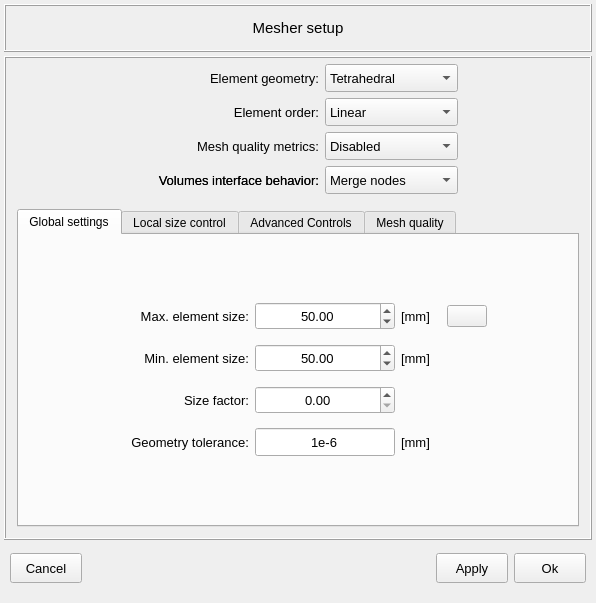
MOPT-UFSC/VIBRA, file vibra/interface/data/ui_files/model/general/mesher_setup_inputs.ui: the form before one commit.
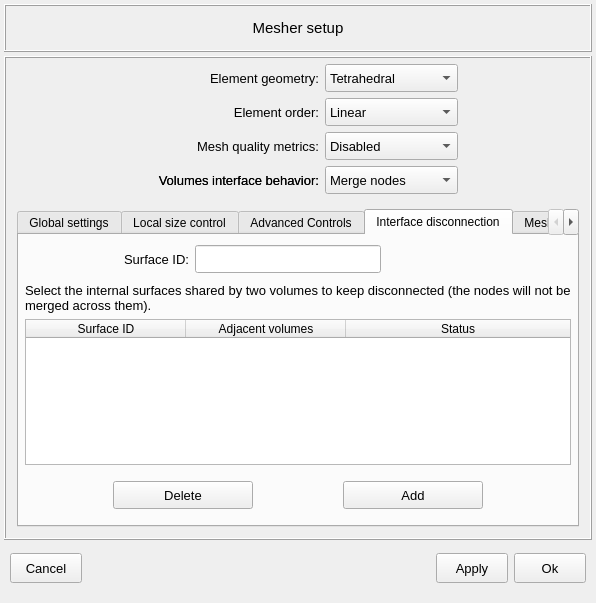
The form after the commit. The open tabs and pages were chosen to show the change. Icons and pictures are not drawn.

The edit to the form file:
```diff
--- a/vibra/interface/data/ui_files/model/general/mesher_setup_inputs.ui
+++ b/vibra/interface/data/ui_files/model/general/mesher_setup_inputs.ui
@@ -1674,6 +1674,267 @@
              </item>
             </layout>
            </widget>
+           <widget class="QWidget" name="tab_disconnected_surfaces">
+            <property name="enabled">
+             <bool>true</bool>
+            </property>
+            <attribute name="title">
+             <string>Interface disconnection</string>
+            </attribute>
+            <layout class="QGridLayout" name="gridLayout_18">
+             <property name="leftMargin">
+              <number>6</number>
+             </property>
+             <property name="topMargin">
+              <number>6</number>
+             </property>
+             <property name="rightMargin">
+              <number>6</number>
+             </property>
+             <property name="bottomMargin">
+              <number>6</number>
+             </property>
+             <item row="0" column="1">
+              <widget class="QFrame" name="frame_14">
+               <property name="frameShape">
+                <enum>QFrame::Shape::NoFrame</enum>
+               </property>
+               <property name="frameShadow">
+                <enum>QFrame::Shadow::Raised</enum>
+               </property>
+               <layout class="QGridLayout" name="gridLayout_19">
+                <property name="leftMargin">
+                 <number>4</number>
+                </property>
+                <property name="topMargin">
+                 <number>4</number>
+                </property>
+                <property name="rightMargin">
+                 <number>4</number>
+                </property>
+                <property name="bottomMargin">
+                 <number>4</number>
+                </property>
+                <property name="horizontalSpacing">
+                 <number>6</number>
+                </property>
+                <item row="0" column="0">
+                 <widget class="QLabel" name="label_disconnected_surface_id">
+                  <property name="minimumSize">
+                   <size>
+                    <width>160</width>
+                    <height>20</height>
+                   </size>
+                  </property>
+                  <property name="maximumSize">
+                   <size>
+                    <width>16777215</width>
+                    <height>160</height>
+                   </size>
+                  </property>
+                  <property name="font">
+                   <font>
+                    <pointsize>10</pointsize>
+                   </font>
+                  </property>
+                  <property name="text">
+                   <string>Surface ID:</string>
+                  </property>
+                  <property name="alignment">
+                   <set>Qt::AlignmentFlag::AlignRight|Qt::AlignmentFlag::AlignTrailing|Qt::AlignmentFlag::AlignVCenter</set>
+                  </property>
+                 </widget>
+                </item>
+                <item row="0" column="1">
+                 <widget class="QLineEdit" name="lineEdit_disconnected_surface_id">
+                  <property name="minimumSize">
+                   <size>
+                    <width>0</width>
+                    <height>28</height>
+                   </size>
+                  </property>
+                  <property name="maximumSize">
+                   <size>
+                    <width>200</width>
+                    <height>16777215</height>
+                   </size>
+                  </property>
+                  <property name="font">
+                   <font>
+                    <pointsize>10</pointsize>
+                   </font>
+                  </property>
+                  <property name="text">
+                   <string/>
+                  </property>
+                  <property name="alignment">
+                   <set>Qt::AlignmentFlag::AlignCenter</set>
+                  </property>
+                 </widget>
+                </item>
+                <item row="0" column="2">
+                 <spacer name="horizontalSpacer_18">
+                  <property name="orientation">
+                   <enum>Qt::Orientation::Horizontal</enum>
+                  </property>
+                  <property name="sizeHint" stdset="0">
+                   <size>
+                    <width>40</width>
+                    <height>20</height>
+                   </size>
+                  </property>
+                 </spacer>
+                </item>
+               </layout>
+              </widget>
+             </item>
+             <item row="2" column="1">
+              <widget class="QTableWidget" name="tableWidget_disconnected_surfaces_data">
+               <property name="maximumSize">
+                <size>
+                 <width>16777215</width>
+                 <height>16777215</height>
+                </size>
+               </property>
+               <property name="selectionBehavior">
+                <enum>QAbstractItemView::SelectionBehavior::SelectRows</enum>
+               </property>
+               <property name="showGrid">
+                <bool>false</bool>
+               </property>
+               <attribute name="horizontalHeaderDefaultSectionSize">
+                <number>160</number>
+               </attribute>
+               <attribute name="horizontalHeaderStretchLastSection">
+                <bool>true</bool>
+               </attribute>
+               <attribute name="verticalHeaderVisible">
+                <bool>false</bool>
+               </attribute>
+               <column>
+                <property name="text">
+                 <string>Surface ID</string>
+                </property>
+               </column>
+               <column>
+                <property name="text">
+                 <string>Adjacent volumes</string>
+                </property>
+               </column>
+               <column>
+                <property name="text">
+                 <string>Status</string>
+                </property>
+               </column>
+              </widget>
+             </item>
+             <item row="3" column="1">
+              <widget class="QFrame" name="frame_15">
+               <property name="minimumSize">
+                <size>
+                 <width>0</width>
+                 <height>48</height>
+                </size>
+               </property>
+               <property name="frameShape">
+                <enum>QFrame::Shape::NoFrame</enum>
+               </property>
+               <property name="frameShadow">
+                <enum>QFrame::Shadow::Raised</enum>
+               </property>
+               <layout class="QGridLayout" name="gridLayout_20">
+                <property name="leftMargin">
+                 <number>4</number>
+                </property>
+                <property name="topMargin">
+                 <number>4</number>
+                </property>
+                <property name="rightMargin">
+                 <number>4</number>
+                </property>
+                <property name="bottomMargin">
+                 <number>4</number>
+                </property>
+                <item row="0" column="1">
+                 <widget class="QPushButton" name="pushButton_add_disconnected_surface">
+                  <property name="minimumSize">
+                   <size>
+                    <width>68</width>
+                    <height>28</height>
+                   </size>
+                  </property>
+                  <property name="maximumSize">
+                   <size>
+                    <width>140</width>
+                    <height>16777215</height>
+                   </size>
+                  </property>
+                  <property name="font">
+                   <font>
+                    <pointsize>10</pointsize>
+                   </font>
+                  </property>
+                  <property name="text">
+                   <string>Add</string>
+                  </property>
+                  <property name="autoDefault">
+                   <bool>false</bool>
+                  </property>
+                 </widget>
+                </item>
+                <item row="0" column="0">
+                 <widget class="QPushButton" name="pushButton_delete_disconnected_surface">
+                  <property name="minimumSize">
+                   <size>
+                    <width>68</width>
+                    <height>28</height>
+                   </size>
+                  </property>
+                  <property name="maximumSize">
+                   <size>
+                    <width>140</width>
+                    <height>16777215</height>
+                   </size>
+                  </property>
+                  <property name="font">
+                   <font>
+                    <pointsize>10</pointsize>
+                   </font>
+                  </property>
+                  <property name="text">
+                   <string>Delete</string>
+                  </property>
+                  <property name="autoDefault">
+                   <bool>false</bool>
+                  </property>
+                 </widget>
+                </item>
+               </layout>
+              </widget>
+             </item>
+             <item row="1" column="1">
+              <widget class="QLabel" name="label_disconnected_surfaces_hint">
+               <property name="minimumSize">
+                <size>
+                 <width>0</width>
+                 <height>20</height>
+                </size>
+               </property>
+               <property name="font">
+                <font>
+                 <pointsize>10</pointsize>
+                </font>
+               </property>
+               <property name="text">
+                <string>Select the internal surfaces shared by two volumes to keep disconnected (the nodes will not be merged across them).</string>
+               </property>
+               <property name="wordWrap">
+                <bool>true</bool>
+               </property>
+              </widget>
+             </item>
+            </layout>
+           </widget>
            <widget class="QWidget" name="tab_mesh_quality">
             <property name="enabled">
              <bool>true</bool>
```
Left out of the diff: 4 changed lines with no effect on the pictures.
